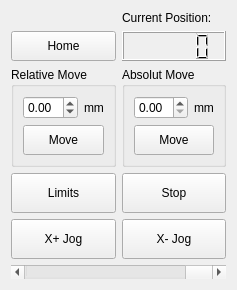
The window that YWidget.ui (leardilap/DetLabStageControl) describes before a commit, drawn with Qt 5.
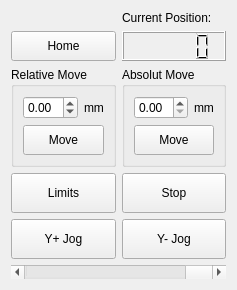
The same window after the commit.

```diff
--- a/YWidget.ui
+++ b/YWidget.ui
@@ -6,8 +6,8 @@
    <rect>
     <x>0</x>
     <y>0</y>
-    <width>205</width>
-    <height>259</height>
+    <width>221</width>
+    <height>261</height>
    </rect>
   </property>
   <property name="windowTitle">
@@ -185,7 +185,7 @@
       </size>
      </property>
      <property name="text">
-      <string>X- Jog</string>
+      <string>Y- Jog</string>
      </property>
     </widget>
    </item>
@@ -198,7 +198,7 @@
       </size>
      </property>
      <property name="text">
-      <string>X+ Jog</string>
+      <string>Y+ Jog</string>
      </property>
     </widget>
    </item>
```
